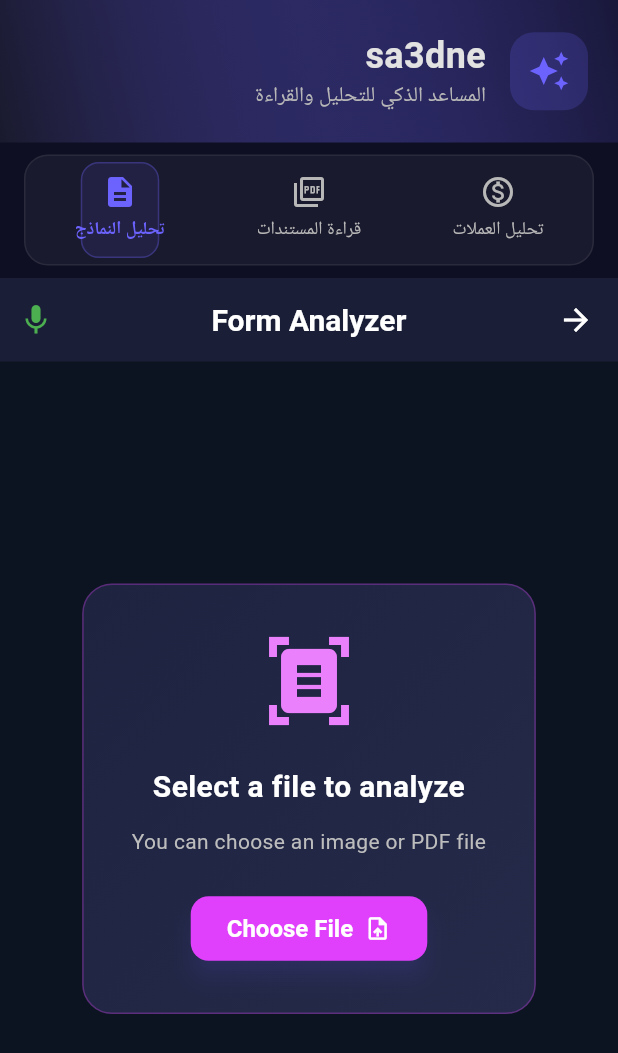
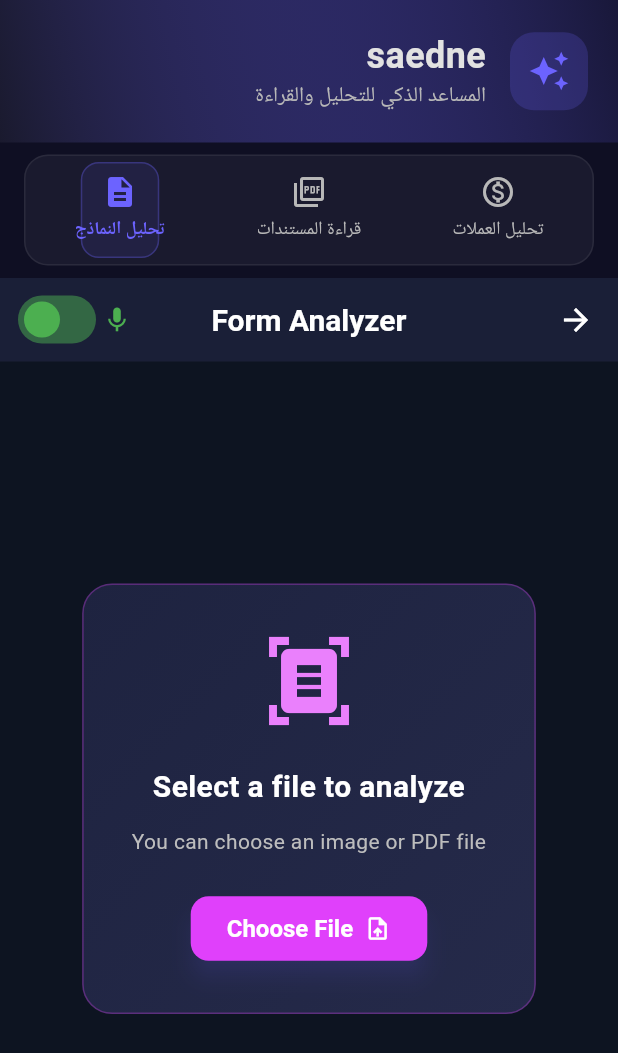
Before and after one commit to memo00111/insight_app, a Flutter app: the HomeScreen screen opened by its route, tab 3 chosen, on a phone screen of 412 x 824 dp. Shown: the top 1053 px of the screen. Run offline on Flutter 3.47's test engine with Material 3 defaults, Android fonts, the light colour scheme and no system bars; our stand-ins replace connectivity_plus, dio, file_picker, image_picker, just_audio, permission_handler and 2 more; missing offline and left inert: record; accounts and stored records are empty; network calls fail; Roboto replaces fonts that are missing (Cairo).

Commit message:
editsonUI2

```diff
--- a/lib/main.dart
+++ b/lib/main.dart
@@ -62,7 +62,7 @@ class InsightApp extends StatelessWidget {
         ChangeNotifierProvider(create: (_) => AppProvider()),
       ],
       child: MaterialApp(
-        title: 'Insight - المساعد الذكي',
+        title: 'saedny',
         debugShowCheckedModeBanner: false,
         theme: AppTheme.darkTheme,
         darkTheme: AppTheme.darkTheme,
--- a/lib/providers/app_provider.dart
+++ b/lib/providers/app_provider.dart
@@ -175,7 +175,8 @@ class AppProvider extends ChangeNotifier {
       final result = await _apiService.analyzeMoney(imageFile);
       _currencyAnalysisResult = result;
     } catch (e) {
-      _currencyErrorMessage = e.toString();
+      // عدم حفظ أي رسالة خطأ
+      debugPrint('Error analyzing currency: $e');
     } finally {
       _isCurrencyAnalyzing = false;
       notifyListeners();
--- a/lib/screens/form_analyzer_screen.dart
+++ b/lib/screens/form_analyzer_screen.dart
@@ -1970,6 +1970,46 @@ class _FormAnalyzerScreenState extends State<FormAnalyzerScreen> {
     });
   }
 
+  Widget _buildVoiceAssistantSwitch() {
+    return Padding(
+      padding: const EdgeInsets.symmetric(horizontal: 8.0),
+      child: Row(
+        mainAxisSize: MainAxisSize.min,
+        children: [
+          Icon(
+            Icons.mic,
+            color: _voiceAssistantEnabled ? Colors.green : Colors.grey,
+            size: 20,
+          ),
+          Switch(
+            value: _voiceAssistantEnabled,
+            onChanged: (bool value) {
+              final appProvider = Provider.of<AppProvider>(context, listen: false);
+              appProvider.setVoiceAssistantEnabled(value);
+              setState(() => _voiceAssistantEnabled = value);
+
+              // إظهار رسالة للمستخدم
+              ScaffoldMessenger.of(context).showSnackBar(
+                SnackBar(
+                  content: Text(
+                    _languageDirection == 'rtl'
+                      ? (value ? 'تم تفعيل المساعد الصوتي' : 'تم إيقاف المساعد الصوتي')
+                      : (value ? 'Voice Assistant Enabled' : 'Voice Assistant Disabled'),
+                    style: const TextStyle(color: Colors.white),
+                  ),
+                  duration: const Duration(seconds: 2),
+                  backgroundColor: value ? Colors.green : Colors.grey,
+                ),
+              );
+            },
+            activeColor: Colors.green,
+            inactiveThumbColor: Colors.grey,
+          ),
+        ],
+      ),
+    );
+  }
+
   @override
   Widget build(BuildContext context) {
     return Scaffold(
@@ -1986,37 +2026,8 @@ class _FormAnalyzerScreenState extends State<FormAnalyzerScreen> {
         elevation: 0,
         iconTheme: const IconThemeData(color: Colors.white),
         actions: [
-          // زر تبديل المساعد الصوتي
-          IconButton(
-            icon: Icon(
-              _voiceAssistantEnabled ? Icons.mic : Icons.mic_off,
-              color: _voiceAssistantEnabled ? Colors.green : Colors.grey,
-            ),
-            onPressed: () {
-              final appProvider = Provider.of<AppProvider>(context, listen: false);
-              final newState = !_voiceAssistantEnabled;
-              appProvider.setVoiceAssistantEnabled(newState);
-              setState(() {
-                _voiceAssistantEnabled = newState;
-              });
-
-              // إظهار رسالة تأكيد
-              ScaffoldMessenger.of(context).showSnackBar(
-                SnackBar(
-                  content: Text(
-                    _languageDirection == 'rtl'
-                      ? (newState ? 'تم تفعيل المساعد الصوتي' : 'تم إيقاف المساعد الصوتي')
-                      : (newState ? 'Voice Assistant Enabled' : 'Voice Assistant Disabled'),
-                  ),
-                  duration: const Duration(seconds: 2),
-                  backgroundColor: newState ? Colors.green : Colors.orange,
-                ),
-              );
-            },
-            tooltip: _languageDirection == 'rtl'
-              ? (_voiceAssistantEnabled ? 'إيقاف المساعد الصوتي' : 'تفعيل المساعد الصوتي')
-              : (_voiceAssistantEnabled ? 'Disable Voice Assistant' : 'Enable Voice Assistant'),
-          ),
+          // مفتاح تبديل المساعد الصوتي
+          _buildVoiceAssistantSwitch(),
           if (_formFields.isNotEmpty && !_isLoading)
             IconButton(
               icon: const Icon(Icons.download),
--- a/lib/screens/home_screen.dart
+++ b/lib/screens/home_screen.dart
@@ -113,7 +113,7 @@ class _HomeScreenState extends State<HomeScreen> with TickerProviderStateMixin {
                   crossAxisAlignment: CrossAxisAlignment.start,
                   children: [
                     Text(
-                      'sa3dne',
+                      'saedne',
                       style: TextStyle(
                         fontSize: 24,
                         fontWeight: FontWeight.bold,
--- a/lib/utils/app_theme.dart
+++ b/lib/utils/app_theme.dart
@@ -36,7 +36,7 @@ class AppTheme {
       ),
       // App Bar Theme
       appBarTheme: const AppBarTheme(
-        backgroundColor: surfaceColor,
+        backgroundColor: Color.fromARGB(255, 128, 128, 174),
         foregroundColor: textPrimaryColor,
         elevation: 0,
         scrolledUnderElevation: 0,
```
Also changed, not shown: lib/screens/money_reader_screen.dart (+7 -16 lines), 2 other files.
